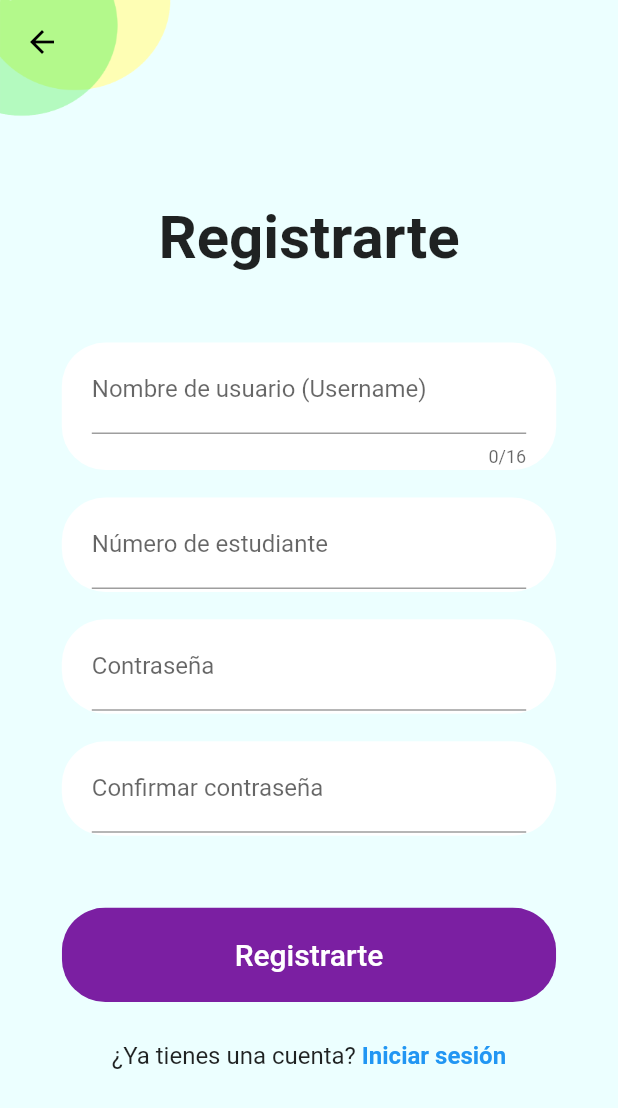
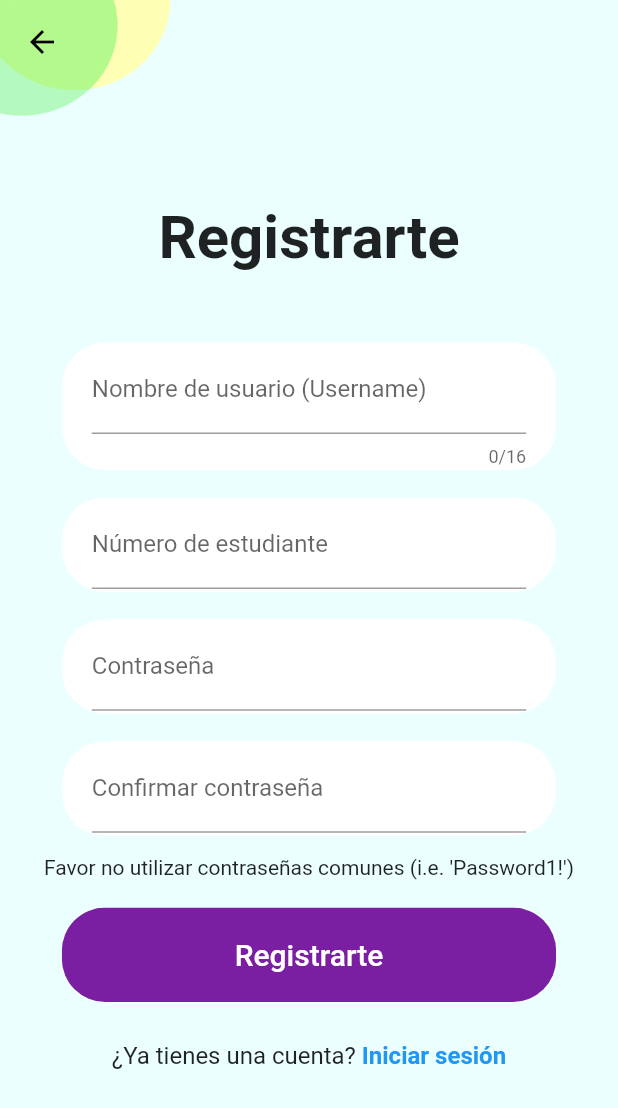
Before and after one commit to Jairo-RS/scan-n-vote, a Flutter app: the screen it shows after launch, after a tap on "Registrarse", on a phone screen of 412 x 824 dp. Shown: the top 1108 px of the screen. Run offline on Flutter 3.47's test engine with Material 2 defaults, Android fonts, the light colour scheme and no system bars; our stand-ins replace bloc, equatable, flutter_bloc, flutter_secure_storage, flutter_svg; network calls fail.

Commit message:
added some changes to signup

```diff
--- a/lib/screens/assemblies/past_assemblies/past_assemblies_details.dart
+++ b/lib/screens/assemblies/past_assemblies/past_assemblies_details.dart
@@ -256,7 +256,7 @@ class _PastAssembliesDetailsScreenState
                     ),
                     child: SingleChildScrollView(
                       child: Text(
-                        "El quórum de esta asamblea fue:\n" +
+                        "El quórum máximo de esta asamblea fue:\n" +
                             widget.pastAssembly.quorum.toString(),
                         style: TextStyle(
                           fontSize: 20,
--- a/lib/screens/signup/components/signup_body.dart
+++ b/lib/screens/signup/components/signup_body.dart
@@ -172,7 +172,10 @@ class _SignUpBodyState extends State<SignUpBody> {
                     ],
                   ),
                 ),
+
                 SizedBox(
+                  child: Text(
+                      "Favor no utilizar contraseñas comunes (i.e. 'Password1!')"),
                   height: size.height * 0.03,
                 ),
 
```
